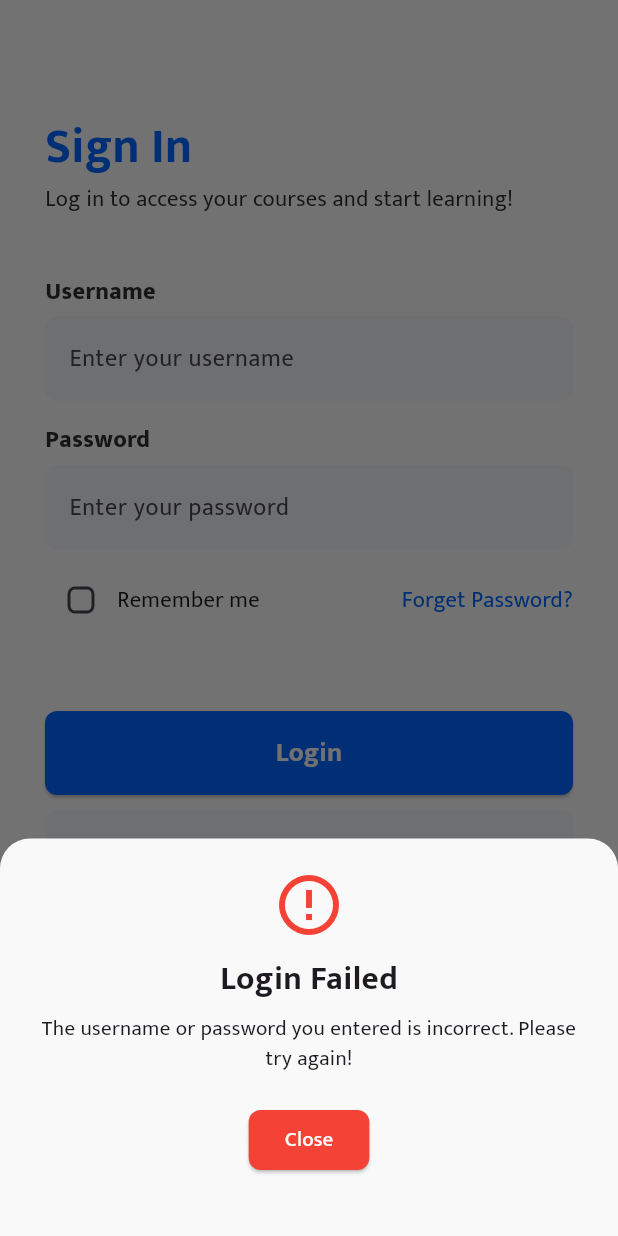
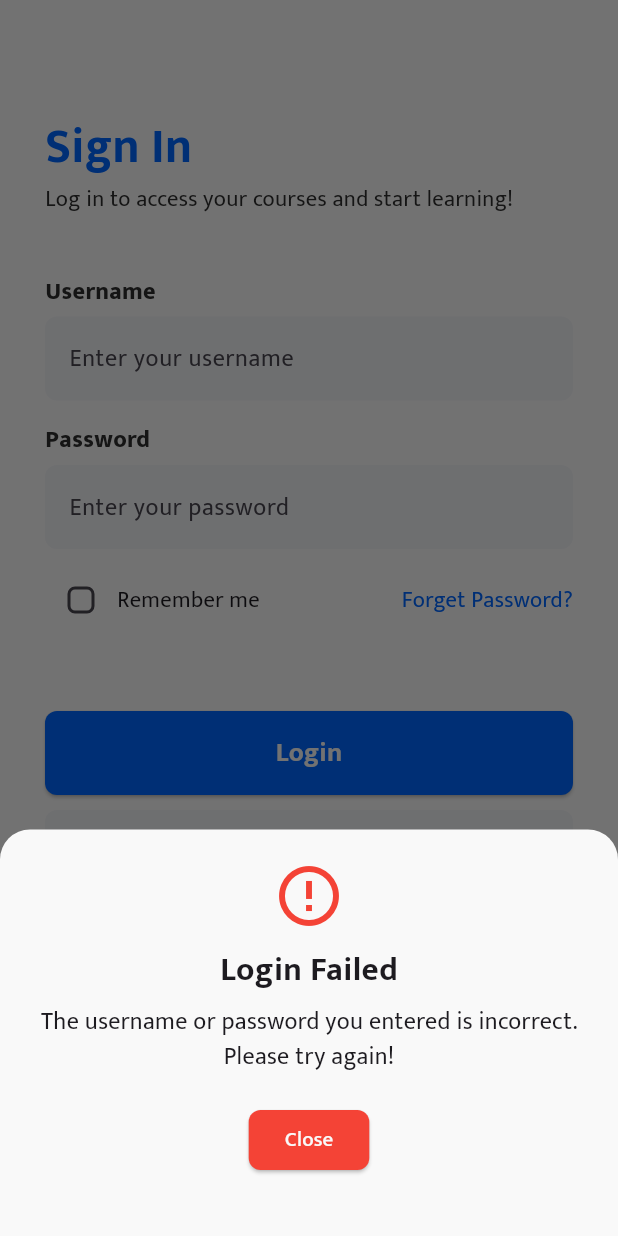
Before and after one commit to felix-malvin/quality_education_flutter_app, a Flutter app: the SigninPage screen opened directly, after a tap on "Login", on a phone screen of 412 x 824 dp. Run offline on Flutter 3.47's test engine with Material 3 defaults, Android fonts, the phone set to English and light mode, and no system bars.

Commit message:
Memodifikasi text pada bottom sheets

```diff
--- a/lib/pages/signin.dart
+++ b/lib/pages/signin.dart
@@ -347,6 +347,7 @@ class _SigninPage extends State<SigninPage> {
               Text(
                 'The username or password you entered is incorrect. Please try again!',
                 textAlign: TextAlign.center,
+                style: TextStyle(fontSize: 16),
               ),
               SizedBox(height: 20),
               ElevatedButton(
```
